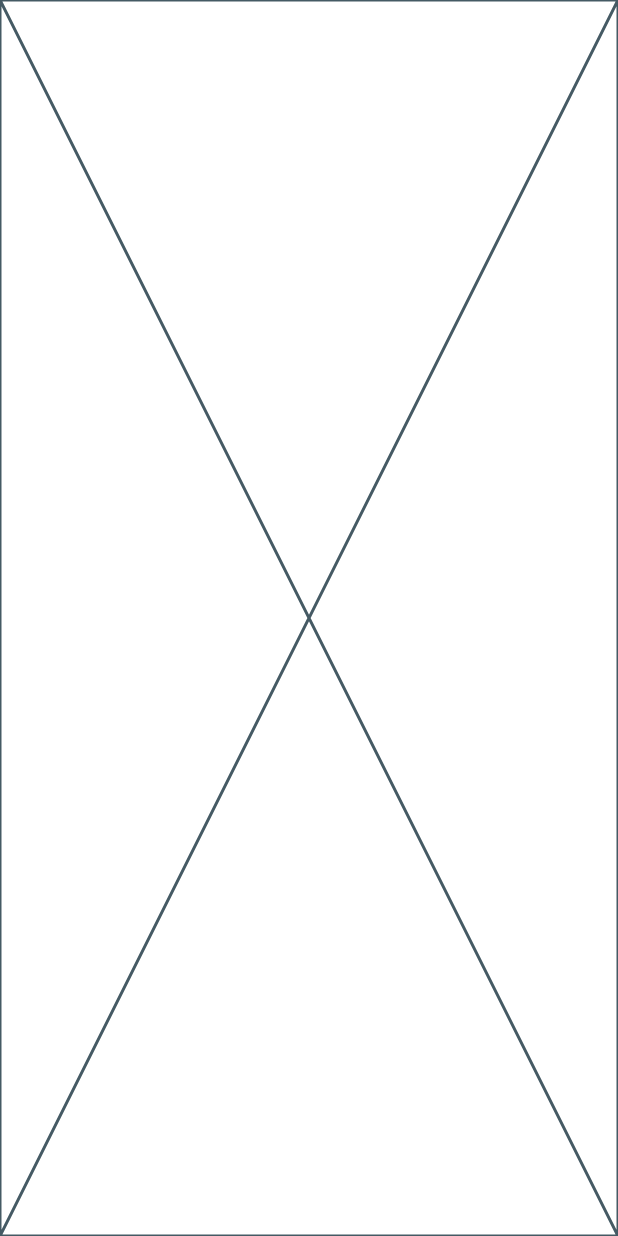
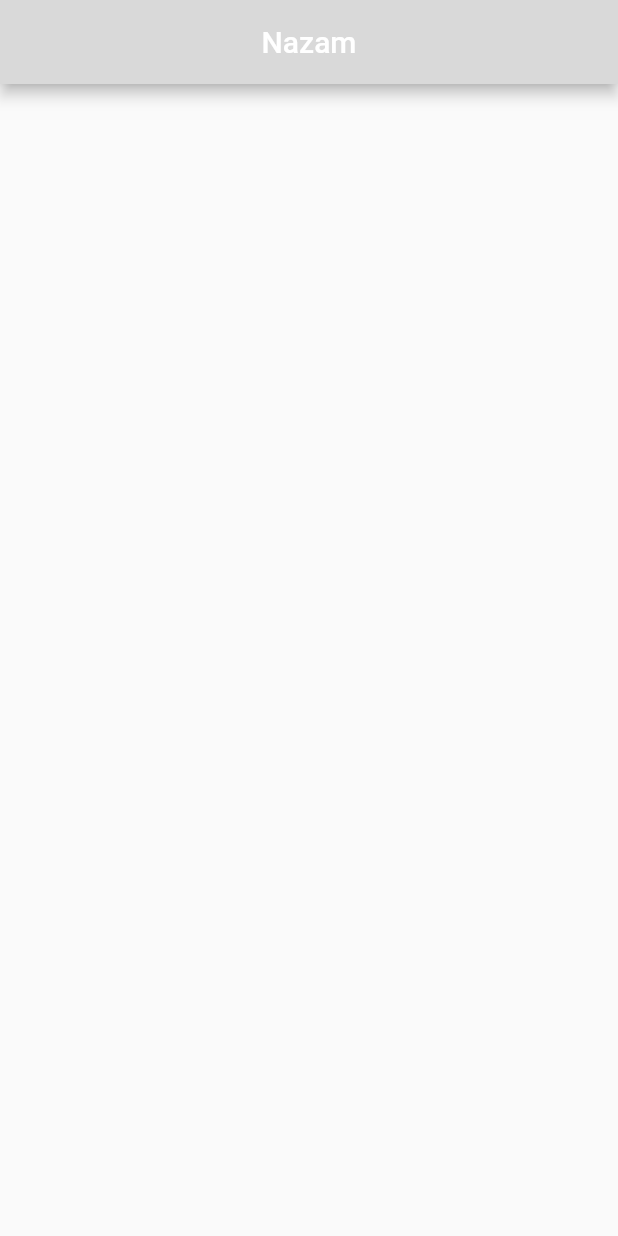
Before and after one commit to Arwa85/nazam, a Flutter app: the screen it shows after launch, on a phone screen of 412 x 824 dp. Run offline on Flutter 3.47's test engine with Material 2 defaults, Android fonts, the phone set to English and light mode, and no system bars.

Commit message:
fix main

```diff
--- a/App/nazam/lib/main.dart
+++ b/App/nazam/lib/main.dart
@@ -1,27 +1,42 @@
+import 'package:flutter/material.dart';
 
-import 'package:flutter/material.dart';
 void main() {
   runApp(const MyApp());
 }
 
 class MyApp extends StatelessWidget {
-  const MyApp({Key? key}) : super(key: key);
+  const MyApp({super.key});
 
+  // This widget is the root of your application.
   @override
   Widget build(BuildContext context) {
     return MaterialApp(
-      debugShowCheckedModeBanner: false,
-      theme: ThemeData.light(useMaterial3: true),
-      home: const Nazemm(),
+        theme: ThemeData(
+          primarySwatch: Colors.blue,
+        ),
+        home: MyHomePage());
+  }
+}
+
+class MyHomePage extends StatefulWidget {
+  const MyHomePage({super.key});
+
+  @override
+  State<MyHomePage> createState() => _MyHomePageState();
+}
+
+class _MyHomePageState extends State<MyHomePage> {
+  @override
+  Widget build(BuildContext context) {
+    return MaterialApp(
+      color: Colors.black,
+      home: Scaffold(
+        appBar: AppBar(
+          title: const Text('Nazam'),
+          centerTitle: true,
+          backgroundColor: const Color.fromRGBO(217, 217, 217, 1),
+        ),
+      ),
     );
   }
 }
-
-class Nazemm extends StatelessWidget {
-const Nazemm({super.key});
-
-  @override
-  Widget build(BuildContext context) {
-    return const Placeholder();
-  }
-}
```
